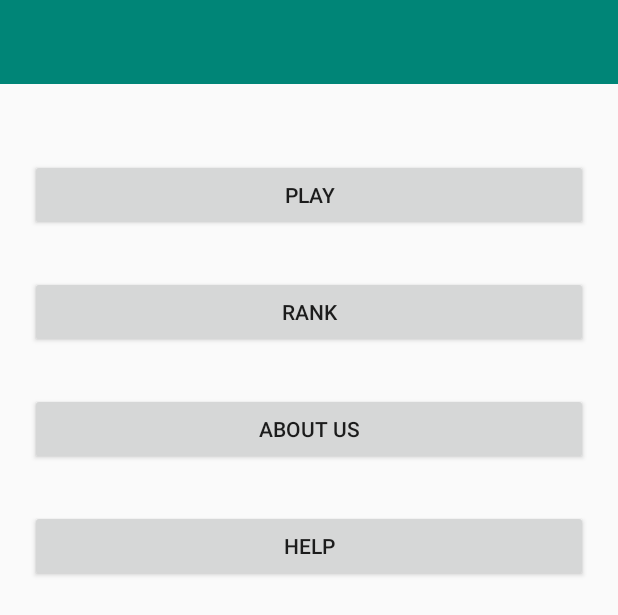
After one commit to albertdu233/FinalProject, an Android app: the layout activity_menu.xml on its own in the app's theme, with its tools: preview values and no code run, on a phone screen of 412 x 824 dp. The commit adds this screen. Shown: the top 615 px of the screen. Run offline under Robolectric (Android 15) with nearby library versions, the light colour scheme and no system bars.

Commit message:
created basic menu page

```diff
--- /dev/null
+++ b/app/src/main/res/layout/activity_menu.xml
@@ -0,0 +1,51 @@
+<?xml version="1.0" encoding="utf-8"?>
+<LinearLayout xmlns:android="http://schemas.android.com/apk/res/android"
+    android:orientation="vertical" android:layout_width="match_parent"
+    android:layout_height="match_parent">
+
+    <androidx.appcompat.widget.Toolbar
+        android:id="@+id/toolbar"
+        android:layout_width="match_parent"
+        android:layout_height="wrap_content"
+        android:background="?attr/colorPrimary"
+        android:minHeight="?attr/actionBarSize"
+        android:theme="?attr/actionBarTheme" />
+
+    <Button
+        android:id="@+id/btn_play"
+        android:layout_width="match_parent"
+        android:layout_height="wrap_content"
+        android:layout_marginStart="20dp"
+        android:layout_marginTop="50dp"
+        android:layout_marginEnd="20dp"
+        android:text="@string/str_play" />
+
+    <Button
+        android:id="@+id/btn_rank"
+        android:layout_width="match_parent"
+        android:layout_height="wrap_content"
+        android:layout_marginStart="20dp"
+        android:layout_marginTop="30dp"
+        android:layout_marginEnd="20dp"
+        android:text="@string/str_rank" />
+
+    <Button
+        android:id="@+id/btn_aboutus"
+        android:layout_width="match_parent"
+        android:layout_height="wrap_content"
+        android:layout_marginStart="20dp"
+        android:layout_marginTop="30dp"
+        android:layout_marginEnd="20dp"
+        android:text="@string/str_about" />
+
+    <Button
+        android:id="@+id/btn_help"
+        android:layout_width="match_parent"
+        android:layout_height="wrap_content"
+        android:layout_marginStart="20dp"
+        android:layout_marginTop="30dp"
+        android:layout_marginEnd="20dp"
+        android:layout_marginBottom="10dp"
+        android:text="@string/str_help" />
+
+</LinearLayout>
--- a/app/src/main/res/values/strings.xml
+++ b/app/src/main/res/values/strings.xml
@@ -4,4 +4,8 @@
     <string name="str_password">Password</string>
     <string name="str_login">Log In</string>
     <string name="str_signup">Sign Up</string>
+    <string name="str_play">Play</string>
+    <string name="str_rank">Rank</string>
+    <string name="str_help">Help</string>
+    <string name="str_about">About us</string>
 </resources>
```
